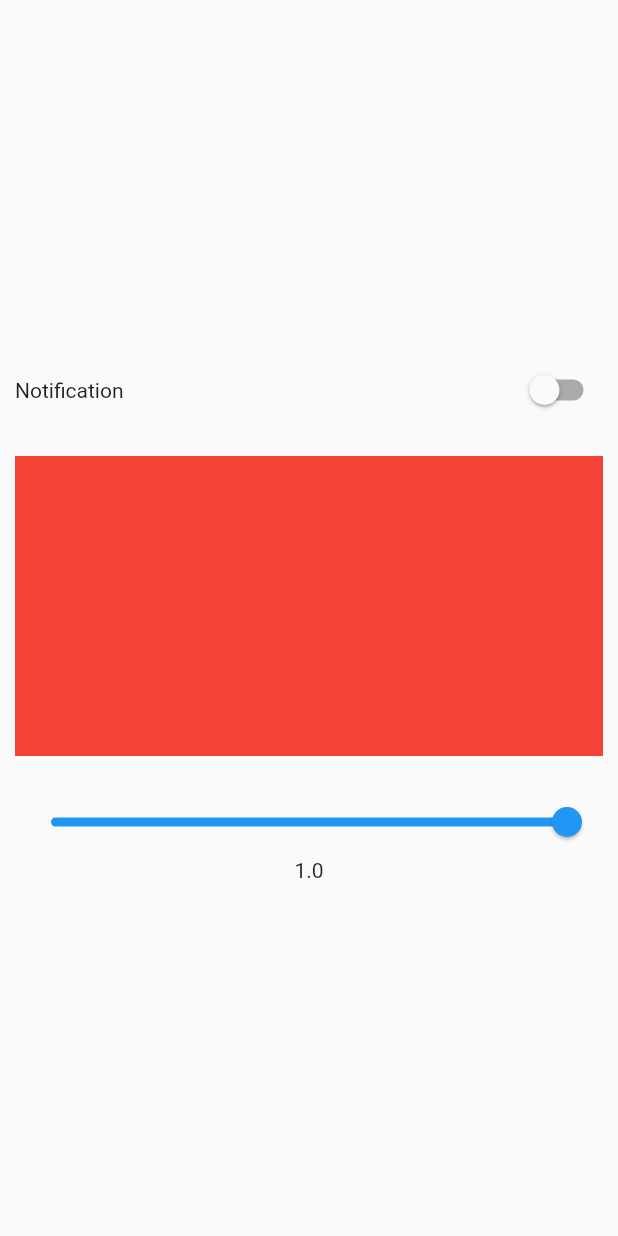
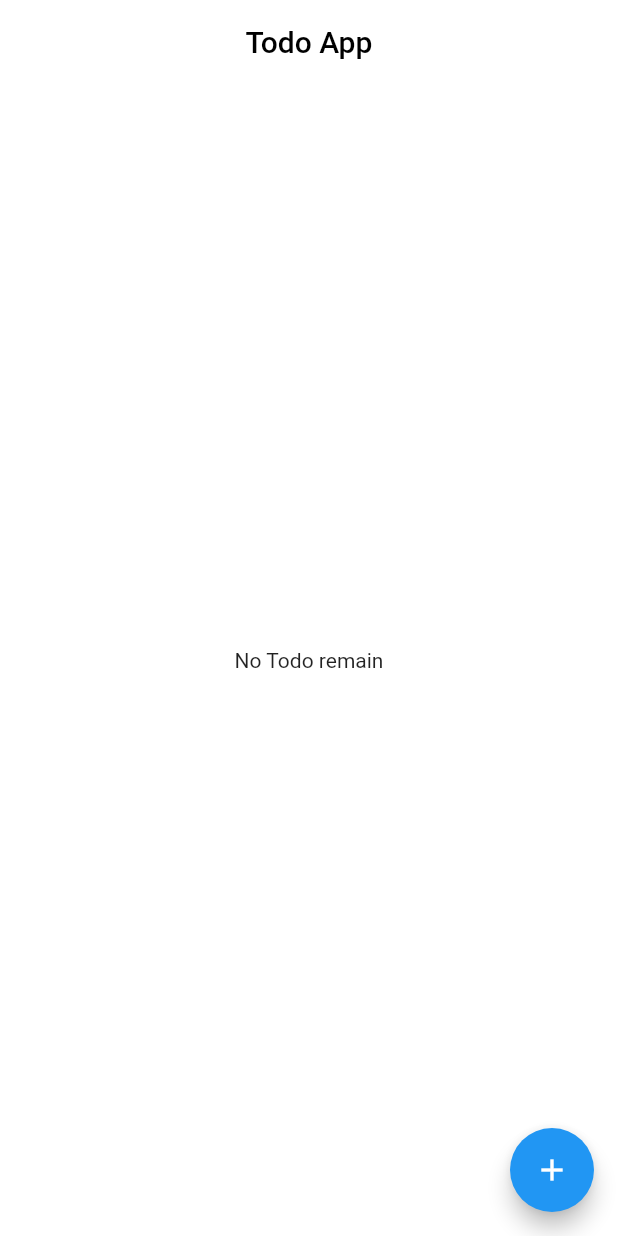
Before and after one commit to Shibili12/bloc_example, a Flutter app: the screen it shows after launch, on a phone screen of 412 x 824 dp. Run offline on Flutter 3.47's test engine with Material 3 defaults, Android fonts, the phone set to English and light mode, and no system bars; our stand-ins replace bloc, equatable, firebase_core, firebase_messaging, flutter_bloc, flutter_local_notifications and 3 more; missing offline and left inert: razorpay_flutter; accounts and stored records are empty.

Commit message:
todo delete insert using bloc with Equatable

```diff
--- a/lib/main.dart
+++ b/lib/main.dart
@@ -18,6 +18,8 @@ import 'package:bloc_example/payment_integration/bloc/razorpay_bloc.dart';
 import 'package:bloc_example/slider&switch_using%20bloc/bloc/slider_bloc.dart';
 import 'package:bloc_example/slider&switch_using%20bloc/bloc/switch_bloc.dart';
 import 'package:bloc_example/slider&switch_using%20bloc/uipage.dart';
+import 'package:bloc_example/todoapp_using_bloc/bloc/todo_bloc.dart';
+import 'package:bloc_example/todoapp_using_bloc/todo_screen.dart';
 import 'package:firebase_core/firebase_core.dart';
 import 'package:flutter/material.dart';
 import 'package:flutter_bloc/flutter_bloc.dart';
@@ -46,9 +48,10 @@ class MyApp extends StatelessWidget {
         BlocProvider(create: (context) => MultipleBloc()),
         BlocProvider(create: (context) => SwitchBloc()),
         BlocProvider(create: (context) => SliderBloc()),
+        BlocProvider(create: (context) => TodoBloc()),
       ],
       child: MaterialApp(
-        home: UiPage(),
+        home: TodoScreen(),
         theme: ThemeData(
           useMaterial3: false,
         ),
--- /dev/null
+++ b/lib/todoapp_using_bloc/bloc/todo_bloc.dart
@@ -0,0 +1,20 @@
+import 'package:bloc/bloc.dart';
+import 'package:equatable/equatable.dart';
+import 'package:meta/meta.dart';
+
+part 'todo_event.dart';
+part 'todo_state.dart';
+
+class TodoBloc extends Bloc<TodoEvent, TodoState> {
+  final List<String> todoList = [];
+  TodoBloc() : super(TodoInitial()) {
+    on<AddtodoEvent>((event, emit) {
+      todoList.add(event.task);
+      emit(TodoState(todoList: List.from(todoList)));
+    });
+    on<DeleteTodoEvent>((event, emit) {
+      todoList.remove(event.task);
+      emit(TodoState(todoList: List.from(todoList)));
+    });
+  }
+}
--- /dev/null
+++ b/lib/todoapp_using_bloc/bloc/todo_event.dart
@@ -0,0 +1,20 @@
+part of 'todo_bloc.dart';
+
+@immutable
+sealed class TodoEvent extends Equatable {}
+
+class AddtodoEvent extends TodoEvent {
+  final String task;
+  AddtodoEvent({required this.task});
+  @override
+  // TODO: implement props
+  List<Object?> get props => [task];
+}
+
+class DeleteTodoEvent extends TodoEvent {
+  final Object task;
+  DeleteTodoEvent({required this.task});
+  @override
+  // TODO: implement props
+  List<Object?> get props => [task];
+}
--- /dev/null
+++ b/lib/todoapp_using_bloc/bloc/todo_state.dart
@@ -0,0 +1,17 @@
+part of 'todo_bloc.dart';
+
+class TodoState extends Equatable {
+  final List<String> todoList;
+
+  TodoState({this.todoList = const []});
+
+  TodoState copyWith({List<String>? todoList}) {
+    return TodoState(todoList: todoList ?? this.todoList);
+  }
+
+  @override
+  // TODO: implement props
+  List<Object?> get props => [todoList];
+}
+
+final class TodoInitial extends TodoState {}
--- /dev/null
+++ b/lib/todoapp_using_bloc/todo_screen.dart
@@ -0,0 +1,63 @@
+import 'package:bloc_example/todoapp_using_bloc/bloc/todo_bloc.dart';
+import 'package:flutter/material.dart';
+import 'package:flutter_bloc/flutter_bloc.dart';
+
+class TodoScreen extends StatefulWidget {
+  const TodoScreen({super.key});
+
+  @override
+  State<TodoScreen> createState() => _TodoScreenState();
+}
+
+class _TodoScreenState extends State<TodoScreen> {
+  @override
+  Widget build(BuildContext context) {
+    return Scaffold(
+      backgroundColor: Colors.white,
+      appBar: AppBar(
+        backgroundColor: Colors.white,
+        elevation: 0,
+        centerTitle: true,
+        title: const Text(
+          "Todo App",
+          style: TextStyle(color: Colors.black),
+        ),
+      ),
+      body: BlocBuilder<TodoBloc, TodoState>(
+        builder: (context, state) {
+          if (state.todoList.isEmpty) {
+            return const Center(
+              child: Text("No Todo remain"),
+            );
+          } else if (state.todoList.isNotEmpty) {
+            return ListView.builder(
+              itemCount: state.todoList.length,
+              itemBuilder: (context, index) {
+                return ListTile(
+                  title: Text(state.todoList[index]),
+                  trailing: IconButton(
+                      onPressed: () {
+                        context
+                            .read<TodoBloc>()
+                            .add(DeleteTodoEvent(task: state.todoList[index]));
+                      },
+                      icon: const Icon(Icons.delete)),
+                );
+              },
+            );
+          } else {
+            return const SizedBox();
+          }
+        },
+      ),
+      floatingActionButton: FloatingActionButton(
+        onPressed: () {
+          for (var i = 0; i < 10; i++) {
+            context.read<TodoBloc>().add(AddtodoEvent(task: 'Task $i'));
+          }
+        },
+        child: const Icon(Icons.add),
+      ),
+    );
+  }
+}
--- a/pubspec.yaml
+++ b/pubspec.yaml
@@ -44,6 +44,7 @@ dependencies:
   image_picker: ^1.0.7
   razorpay_flutter: ^1.3.6
   http: ^1.2.0
+  equatable: ^2.0.5
 
 dev_dependencies:
   flutter_test:
```
Also changed, not shown: pubspec.lock.
